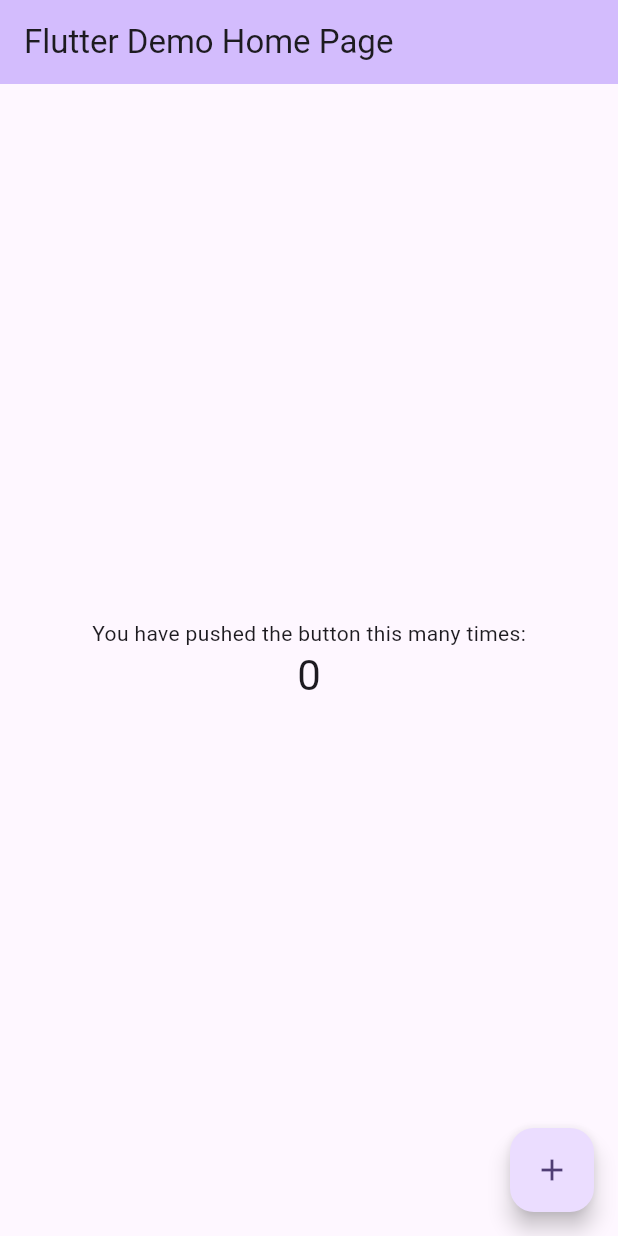
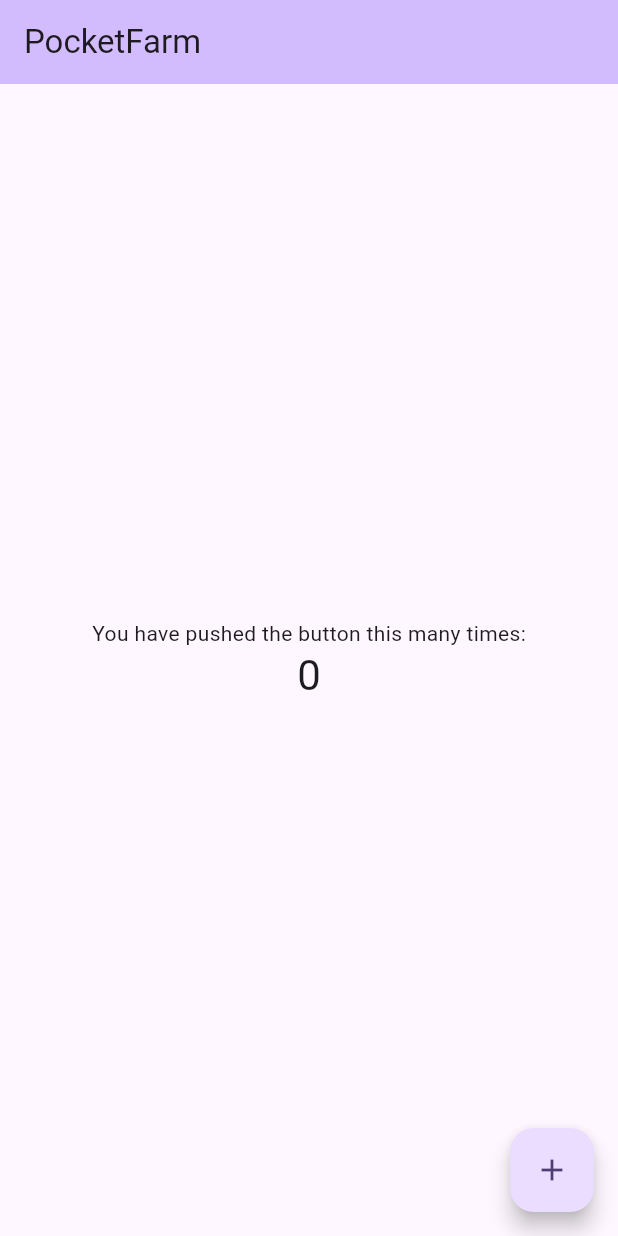
Before and after one commit to MuhammadAkaSahadi/Projek_UAS_PBM, a Flutter app: the screen it shows after launch, on a phone screen of 412 x 824 dp. Run offline on Flutter 3.47's test engine with Material 3 defaults, Android fonts, the phone set to English and light mode, and no system bars.

Commit message:
judul nya dirubah

```diff
--- a/lib/main.dart
+++ b/lib/main.dart
@@ -14,7 +14,7 @@ class MyApp extends StatelessWidget {
       theme: ThemeData(
         colorScheme: ColorScheme.fromSeed(seedColor: Colors.deepPurple),
       ),
-      home: const MyHomePage(title: 'Flutter Demo Home Page'),
+      home: const MyHomePage(title: 'PocketFarm'),
     );
   }
 }
--- a/pubspec.yaml
+++ b/pubspec.yaml
@@ -34,6 +34,7 @@ dependencies:
   # The following adds the Cupertino Icons font to your application.
   # Use with the CupertinoIcons class for iOS style icons.
   cupertino_icons: ^1.0.8
+  http: ^1.3.0
 
 dev_dependencies:
   flutter_test:
```
Also changed, not shown: pubspec.lock.
